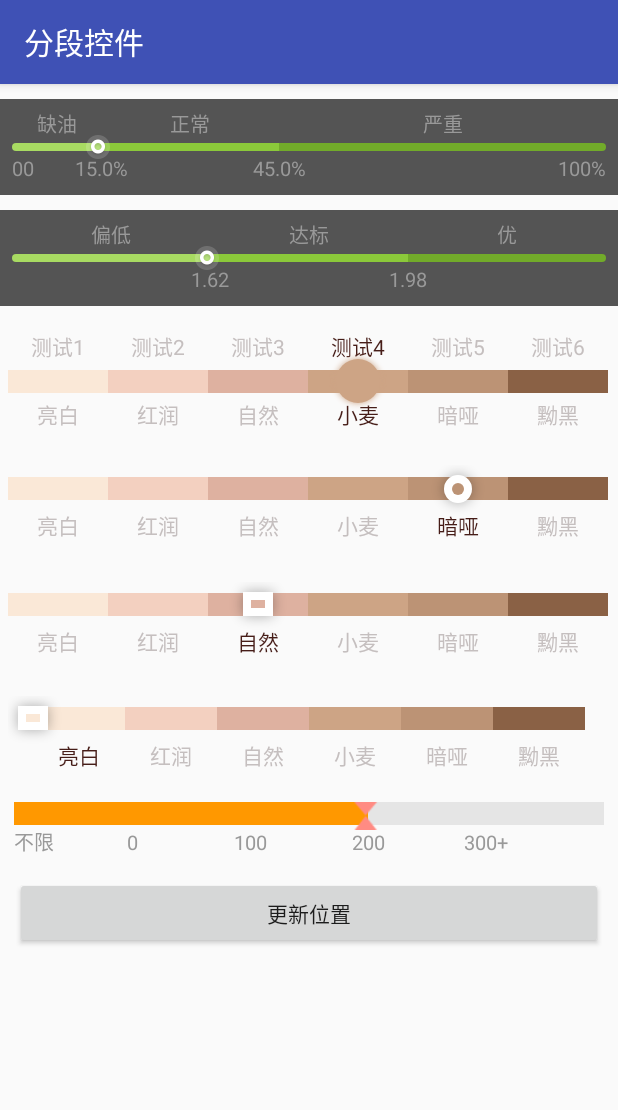
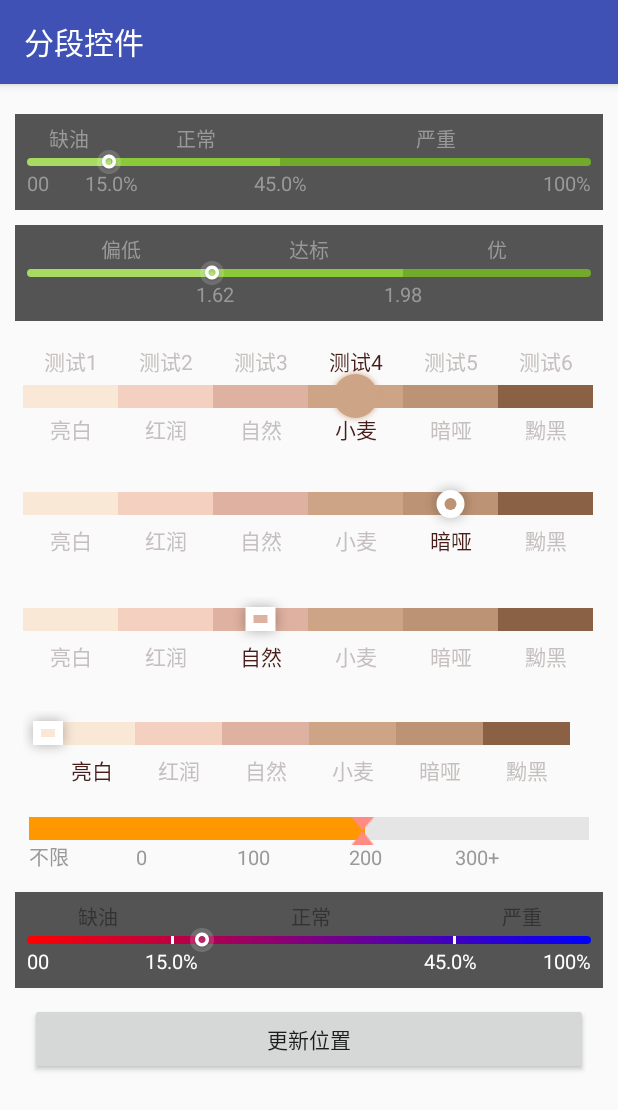
Before and after one commit to zhou-you/EasySegmentedBarView, an Android app: the TestActivity screen opened directly, with no data from a screen before it, on a phone screen of 412 x 824 dp. Shown: the top 1110 px of the screen. Run offline under Robolectric (Android 15) with nearby library versions, the phone set to English and light mode, and no system bars.

Commit message:
增加新的分段样式

```diff
--- a/app/src/main/java/com/zhouyou/view/segmentedbar/demo/TestActivity.java
+++ b/app/src/main/java/com/zhouyou/view/segmentedbar/demo/TestActivity.java
@@ -41,6 +41,7 @@ public class TestActivity extends AppCompatActivity {
         createBarViewTest5();
         createBarViewTest6();
         createBarViewTest7();
+        createBarViewTest8();
     }
 
     //设置滑块类型
@@ -191,6 +192,23 @@ public class TestActivity extends AppCompatActivity {
         barView.setSegments(segments);
     }
 
+    private void createBarViewTest8() {
+        SegmentedBarView barView1 = (SegmentedBarView) findViewById(R.id.slider_type_bar_view_thumb8);
+        int colors[] = new int[]{Color.parseColor("#a8db62"), Color.parseColor("#8bc93a"), Color.parseColor("#72ab2a")};
+        ArrayList<Segment> segments = new ArrayList<>();
+        Segment segment1 = new Segment(0.0f, 25.0f, "", Color.TRANSPARENT).setDescriptionText("00").setTopDescriptionText("缺油");
+        segments.add(segment1);
+        //中间显示用40%&60%  “&” 分割
+        Segment segment2 = new Segment(25.0f, 75.0f, "", Color.TRANSPARENT).setDescriptionText("15.0%&45.0%").setTopDescriptionText("正常");
+        segments.add(segment2);
+        Segment segment3 = new Segment(75.0f, 100.0f, "", Color.TRANSPARENT).setDescriptionText("100%").setTopDescriptionText("严重");
+        segments.add(segment3);
+        barView1.setShowDescriptionText(true);
+        barView1.setValue(30.6f);
+        barView1.setSegments(segments);
+        barView1.setGradientBgSegmentColor(Color.RED,Color.BLUE);
+    }
+
     public void onProgress(View view) {
         barView1.setValue(Float.valueOf(new Random().nextInt(90)));
         barView2.setValue(Float.valueOf(new Random().nextInt(9)));
--- a/app/src/main/res/layout/activity_main.xml
+++ b/app/src/main/res/layout/activity_main.xml
@@ -305,8 +305,8 @@
                 app:sbv_empty_segment_text="No segments"
                 app:sbv_segment_bg="true"
                 app:sbv_segment_endcolor="@color/end_color"
+                app:sbv_segment_startcolor="@color/start_color"
                 app:sbv_segment_gap_width="3dp"
-                app:sbv_segment_startcolor="@color/start_color"
                 app:sbv_show_description_text="false"
                 app:sbv_show_segment_text="false"
                 app:sbv_side_style="rounded"
--- a/app/src/main/res/layout/activity_test.xml
+++ b/app/src/main/res/layout/activity_test.xml
@@ -1,6 +1,5 @@
 <?xml version="1.0" encoding="utf-8"?>
-<LinearLayout
-    xmlns:android="http://schemas.android.com/apk/res/android"
+<LinearLayout xmlns:android="http://schemas.android.com/apk/res/android"
     xmlns:app="http://schemas.android.com/apk/res-auto"
     xmlns:tools="http://schemas.android.com/tools"
     android:layout_width="match_parent"
@@ -8,12 +7,22 @@
     android:orientation="vertical"
     tools:context="com.zhouyou.view.segmentedbar.demo.TestActivity">
 
+    <ScrollView
+        android:layout_width="match_parent"
+        android:layout_height="match_parent">
+
+        <LinearLayout
+            android:layout_width="match_parent"
+            android:layout_height="wrap_content"
+            android:orientation="vertical"
+            android:padding="10dp">
+
             <com.zhouyou.view.segmentedbar.SegmentedBarView
                 android:id="@+id/slider_type_bar_view_thumb"
                 android:layout_width="match_parent"
                 android:layout_height="wrap_content"
+                android:layout_marginTop="10dp"
                 android:background="@color/black_54"
-        android:layout_marginTop="10dp"
                 app:sbv_bar_height="5dp"
                 app:sbv_descriptionAlign="Both"
                 app:sbv_descriptionTopAlign="Center"
@@ -28,8 +37,7 @@
                 app:sbv_side_style="rounded"
                 app:sbv_side_text_style="oneSided"
                 app:sbv_sliderImg="@mipmap/ic_weigh_slider"
-        app:sbv_sliderType="Slider"
-        />
+                app:sbv_sliderType="Slider" />
 
             <com.zhouyou.view.segmentedbar.SegmentedBarView
                 android:id="@+id/slider_type_bar_view_thumb2"
@@ -51,8 +59,7 @@
                 app:sbv_side_style="rounded"
                 app:sbv_side_text_style="oneSided"
                 app:sbv_sliderImg="@mipmap/ic_weigh_slider"
-        app:sbv_sliderType="Slider"
-        />
+                app:sbv_sliderType="Slider" />
 
             <com.zhouyou.view.segmentedbar.SegmentedBarView
                 android:id="@+id/slider_type_bar_view_thumb3"
@@ -74,8 +81,7 @@
                 app:sbv_side_style="normal"
                 app:sbv_sliderType="Custom"
                 app:sbv_thumb_h="30dp"
-        app:sbv_thumb_w="30dp"
-        />
+                app:sbv_thumb_w="30dp" />
 
             <com.zhouyou.view.segmentedbar.demo.view.CircleThumbSegmentedBarView
                 android:id="@+id/slider_type_bar_view_thumb4"
@@ -95,8 +101,7 @@
                 app:sbv_side_style="normal"
                 app:sbv_sliderType="Custom"
                 app:sbv_thumb_h="32dp"
-        app:sbv_thumb_w="32dp"
-        />
+                app:sbv_thumb_w="32dp" />
 
             <com.zhouyou.view.segmentedbar.demo.view.RectThumbSegmentedBarView
                 android:id="@+id/slider_type_bar_view_thumb5"
@@ -116,8 +121,8 @@
                 app:sbv_side_style="normal"
                 app:sbv_sliderType="Custom"
                 app:sbv_thumb_h="30dp"
-        app:sbv_thumb_w="34dp"
-        />
+                app:sbv_thumb_w="34dp" />
+
             <com.zhouyou.view.segmentedbar.demo.view.RectThumbSegmentedBarView
                 android:id="@+id/slider_type_bar_view_thumb6"
                 android:layout_width="match_parent"
@@ -136,8 +141,8 @@
                 app:sbv_side_style="normal"
                 app:sbv_sliderType="Custom"
                 app:sbv_thumb_h="30dp"
-        app:sbv_thumb_w="34dp"
-        />
+                app:sbv_thumb_w="34dp" />
+
             <com.zhouyou.view.segmentedbar.SegmentedBarView
                 android:id="@+id/slider_type_bar_view_thumb7"
                 android:layout_width="match_parent"
@@ -148,22 +153,49 @@
                 app:sbv_description_text_color="@color/textcolor_99"
                 app:sbv_description_text_size="13sp"
                 app:sbv_segment_bg="true"
+                app:sbv_segment_endcolor="#e5e5e5"
                 app:sbv_segment_gap_width="0dp"
+                app:sbv_segment_startcolor="#e5e5e5"
                 app:sbv_show_description_text="true"
                 app:sbv_show_description_top_text="false"
                 app:sbv_show_segment_text="false"
                 app:sbv_side_style="normal"
                 app:sbv_side_text_style="oneSided"
                 app:sbv_sliderImg="@mipmap/slider2"
-        app:sbv_sliderType="Slider"
-        app:sbv_segment_endcolor="#e5e5e5"
-        app:sbv_segment_startcolor="#e5e5e5"
-        />
+                app:sbv_sliderType="Slider" />
+
+
+            <com.zhouyou.view.segmentedbar.SegmentedBarView
+                android:id="@+id/slider_type_bar_view_thumb8"
+                android:layout_width="match_parent"
+                android:layout_height="wrap_content"
+                android:layout_marginTop="10dp"
+                android:background="@color/black_54"
+                app:sbv_bar_height="5dp"
+                app:sbv_descriptionAlign="Both"
+                app:sbv_descriptionTopAlign="Center"
+                app:sbv_description_text_color="#ffffff"
+                app:sbv_description_top_text_color="#333333"
+                app:sbv_description_text_size="13sp"
+                app:sbv_segment_gap_width="2dp"
+                app:sbv_segment_rule="scale"
+                app:sbv_show_description_text="true"
+                app:sbv_show_description_top_text="true"
+                app:sbv_show_segment_text="false"
+                app:sbv_segment_bg="true"
+                app:sbv_segment_endcolor="@color/end_color"
+                app:sbv_segment_startcolor="@color/start_color"
+                app:sbv_side_style="rounded"
+                app:sbv_side_text_style="oneSided"
+                app:sbv_sliderImg="@mipmap/ic_weigh_slider"
+                app:sbv_sliderType="Slider" />
 
             <Button
                 android:layout_width="match_parent"
                 android:layout_height="wrap_content"
                 android:layout_margin="10dp"
                 android:onClick="onProgress"
-        android:text="更新位置"/>
+                android:text="更新位置" />
         </LinearLayout>
+    </ScrollView>
+</LinearLayout>
```
Also changed, not shown: 1 other file. Lines whose indentation alone changed are shown as unchanged.
